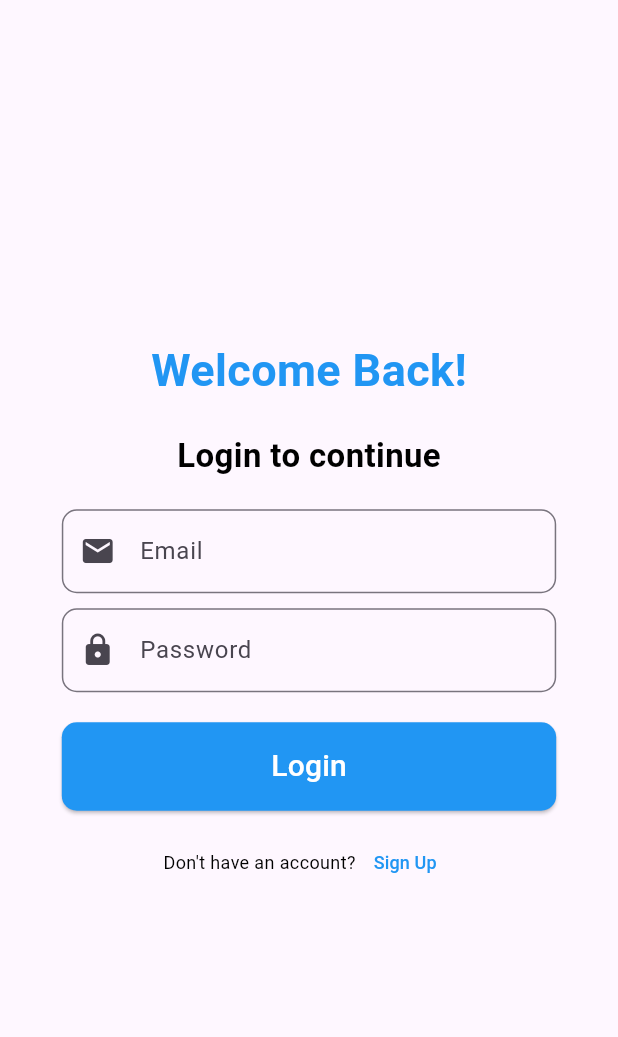
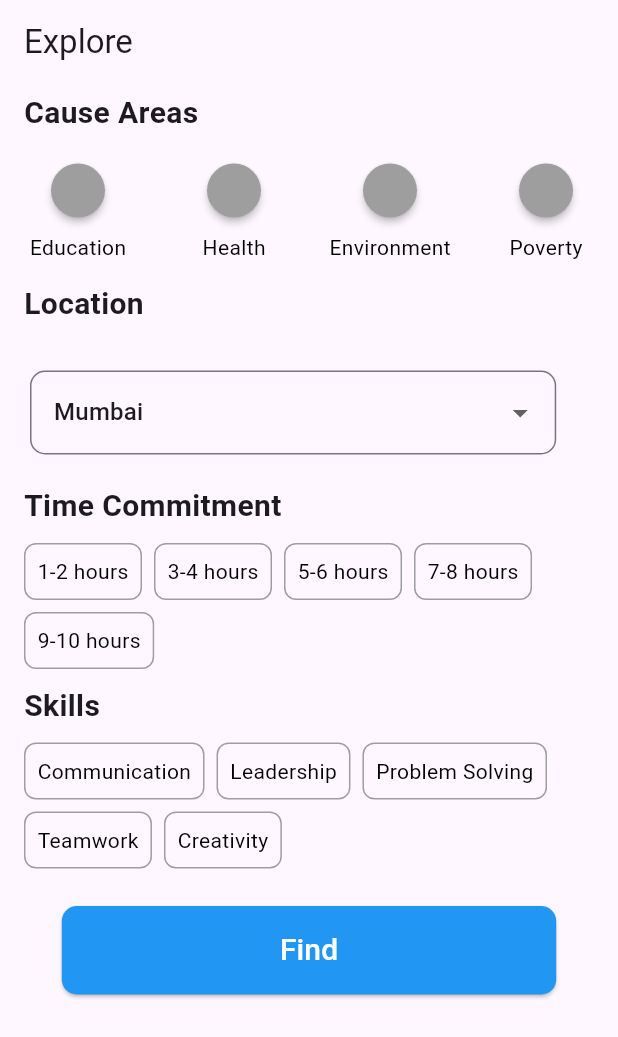
Before and after one commit to sachithradale/volunify_bb, a Flutter app: the screen it shows after launch, on a phone screen of 412 x 824 dp. Shown: the top 1037 px of the screen. Run offline on Flutter 3.47's test engine with Material 3 defaults, Android fonts, the phone set to English and light mode, and no system bars; our stand-ins replace image_picker, shared_preferences, supabase_flutter; accounts and stored records are empty; Roboto replaces fonts that are missing (poppins).

Commit message:
explore page

```diff
--- a/volunify_bb/lib/main.dart
+++ b/volunify_bb/lib/main.dart
@@ -3,12 +3,14 @@
 import 'package:volunify_bb/pages/applications.dart';
 import 'package:volunify_bb/pages/createEvent.dart';
 import 'package:volunify_bb/components/home/EventDataList.dart';
+import 'package:volunify_bb/pages/exploreVol.dart';
 import 'package:volunify_bb/pages/homeVol.dart';
 import 'package:volunify_bb/pages/login.dart';
 import 'package:volunify_bb/pages/register.dart';
 import 'package:supabase_flutter/supabase_flutter.dart';
 import 'package:volunify_bb/pages/createEvent.dart';
 import 'package:volunify_bb/pages/home.dart';
+import 'package:volunify_bb/pages/wrapper.dart';
 
 void main() async {
   WidgetsFlutterBinding.ensureInitialized();
@@ -30,12 +32,14 @@
   Widget build(BuildContext context) {
     return MaterialApp(
       routes: {
-        '/': (context) => LoginPage(),
+        '/': (context) => ExploreVol(),
         '/login':(context)=> LoginPage(),
         '/register': (context) => Register(),
         '/home': (context) => Home(),
+        '/homeVol': (context) => HomeVolunteer(),
         '/createEvent': (context) => CreateEvent(),
         '/applications': (context) => Applications(),
+        '/exploreVol': (context) => ExploreVol(),
       }
     );
   }
--- a/volunify_bb/lib/pages/common/dropDown.dart
+++ b/volunify_bb/lib/pages/common/dropDown.dart
@@ -11,7 +11,7 @@ static Widget customizeDropDown(String hint, List<String> items, String value, F
           decoration: InputDecoration(
             //border color
             focusedBorder: OutlineInputBorder(
-              borderSide: BorderSide(color: Colors.blue[400]!, width: 2.0),
+              borderSide: BorderSide(color: Colors.black, width: 2.0),
               borderRadius: BorderRadius.circular(10),
             ),
             border: OutlineInputBorder(
--- /dev/null
+++ b/volunify_bb/lib/pages/exploreVol.dart
@@ -0,0 +1,226 @@
+import 'package:flutter/material.dart';
+import 'package:volunify_bb/pages/common/dropDown.dart';
+
+import 'common/buttons.dart';
+
+class ExploreVol extends StatefulWidget {
+  @override
+  State<ExploreVol> createState() => _ExploreVolState();
+}
+
+class _ExploreVolState extends State<ExploreVol> {
+  final List<String> causeAreas = [
+    'Education',
+    'Health',
+    'Environment',
+    'Poverty',
+    'Gender Equality',
+    'Animal Welfare',
+    'Human Rights',
+    'Technology',
+    // Add more cause areas as needed
+  ];
+  final List<String> locations=[
+    'Mumbai',
+    'Delhi',
+    'Bangalore',
+    'Chennai',
+    'Kolkata',
+    'Hyderabad',
+    'Pune',
+    'Ahmedabad',
+    'Jaipur',
+    'Surat',
+    'Lucknow',
+    'Kanpur',
+    'Nagpur',
+    'Patna',
+    'Indore',
+    'Thane',
+    'Bhopal',
+    'Visakhapatnam',
+    'Vadodara',
+    'Firozabad',
+    'Ludhiana',
+  ];
+  final List<String> timeCommitment = [
+    '1-2 hours',
+    '3-4 hours',
+    '5-6 hours',
+    '7-8 hours',
+    '9-10 hours',
+  ];
+  final List<String> skills=[
+    'Communication',
+    'Leadership',
+    'Problem Solving',
+    'Teamwork',
+    'Creativity',
+  ];
+
+  List<String> selectedCauseAreas = [];
+  String? selectedLocation;
+  String? selectedTimeCommitment;
+  String? selectedSkill;
+
+  @override
+  Widget build(BuildContext context) {
+    return Scaffold(
+      appBar: AppBar(
+        title: Text('Explore'),
+      ),
+      body: Column(
+        crossAxisAlignment: CrossAxisAlignment.start,
+        children: [
+          Padding(
+            padding: const EdgeInsets.fromLTRB(16, 5, 0, 5),
+            child: Text(
+              'Cause Areas',
+              style: TextStyle(
+                fontSize: 20,
+                fontWeight: FontWeight.bold,
+              ),
+            ),
+          ),
+          SingleChildScrollView(
+            scrollDirection: Axis.horizontal,
+            child: Row(
+              children: causeAreas.map((causeArea) {
+                bool isSelected = selectedCauseAreas.contains(causeArea);
+                return Padding(
+                  padding: const EdgeInsets.all(8.0),
+                  child: Column(
+                    children: [
+                      RawMaterialButton(
+                        onPressed: () {
+                          setState(() {
+                            if (isSelected) {
+                              selectedCauseAreas.remove(causeArea);
+                            } else {
+                              selectedCauseAreas.add(causeArea);
+                            }
+                          });
+                        },
+                        fillColor: isSelected ? Colors.black : Colors.grey,
+                        shape: CircleBorder(),
+                        elevation: 2,
+                        child: Padding(
+                          padding: const EdgeInsets.all(5.0),
+                        ),
+                      ),
+                      SizedBox(height: 4),
+                      Text(
+                        causeArea,
+                        style: TextStyle(color: Colors.black),
+                      ),
+                    ],
+                  ),
+                );
+              }).toList(),
+            ),
+          ),
+          Padding(
+            padding: const EdgeInsets.fromLTRB(16, 5, 0, 5),
+            child: Text(
+              'Location',
+              style: TextStyle(
+                fontSize: 20,
+                fontWeight: FontWeight.bold,
+              ),
+            ),
+          ),
+          Container(
+              width: MediaQuery.of(context).size.width * 0.9,
+              padding: EdgeInsets.fromLTRB(20, 5, 0, 5),
+              child: dropDown.customizeDropDown('', locations, selectedLocation!=null?selectedLocation!:locations[0], (p0) => null)),
+          SizedBox(height: 10),
+          Padding(
+            padding: const EdgeInsets.fromLTRB(16, 5, 0, 5),
+            child: Text(
+              'Time Commitment',
+              style: TextStyle(
+                fontSize: 20,
+                fontWeight: FontWeight.bold,
+              ),
+            ),
+          ),
+          //time commitment as set of  boxes
+          Padding(
+            padding: const EdgeInsets.fromLTRB(16, 5, 0, 5),
+            child: Wrap(
+              spacing: 8.0,
+              runSpacing: 8.0,
+              children: timeCommitment.map((time) {
+                bool isSelected = selectedTimeCommitment == time;
+                return GestureDetector(
+                  onTap: () {
+                    setState(() {
+                      selectedTimeCommitment = isSelected ? null : time;
+                    });
+                  },
+                  child: Container(
+                    padding: EdgeInsets.all(8),
+                    decoration: BoxDecoration(
+                      border: Border.all(color: isSelected ? Colors.black : Colors.grey),
+                      borderRadius: BorderRadius.circular(8),
+                      color: isSelected ? Colors.black : Colors.transparent,
+                    ),
+                    child: Text(
+                      time,
+                      style: TextStyle(
+                        color: isSelected ? Colors.white : Colors.black,
+                      ),
+                    ),
+                  ),
+                );
+              }).toList(),
+            ),
+          ),
+          Padding(
+            padding: const EdgeInsets.fromLTRB(16, 5, 0, 5),
+            child: Text(
+              'Skills',
+              style: TextStyle(
+                fontSize: 20,
+                fontWeight: FontWeight.bold,
+              ),
+            ),
+          ),
+          Padding(
+            padding: const EdgeInsets.fromLTRB(16, 5, 0, 5),
+            child: Wrap(
+              spacing: 8.0,
+              runSpacing: 8.0,
+              children: skills.map((skill) {
+                bool isSelected = selectedSkill == skill;
+                return GestureDetector(
+                  onTap: () {
+                    setState(() {
+                        selectedSkill = isSelected ? null : skill;
+                    });
+                  },
+                  child: Container(
+                    padding: EdgeInsets.all(8),
+                    decoration: BoxDecoration(
+                      border: Border.all(color: isSelected ? Colors.black : Colors.grey),
+                      borderRadius: BorderRadius.circular(8),
+                      color: isSelected ? Colors.black : Colors.transparent,
+                    ),
+                    child: Text(
+                      skill,
+                      style: TextStyle(
+                        color: isSelected ? Colors.white : Colors.black,
+                      ),
+                    ),
+                  ),
+                );
+              }).toList(),
+            ),
+          ),
+          SizedBox(height: 20),
+          Center(child: Button.formButtton('Find', () => null, MediaQuery.of(context).size.width * 0.8)),
+        ],
+      )
+    );
+  }
+}
--- a/volunify_bb/lib/pages/register.dart
+++ b/volunify_bb/lib/pages/register.dart
@@ -55,7 +55,7 @@ class _RegisterState extends State<Register> {
 
 
     if (response.session != null) {
-        Navigator.pushNamed(context, '/base');
+        Navigator.pushNamed(context, '/login');
     } else {
       showDialog(
         context: context,
```
